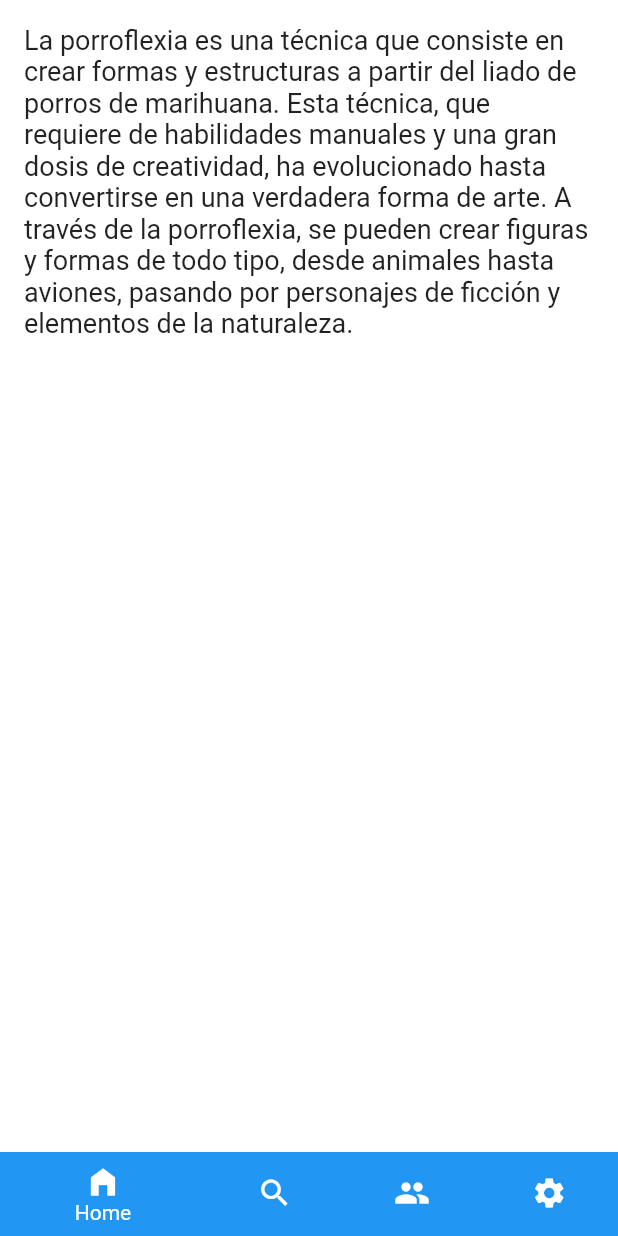
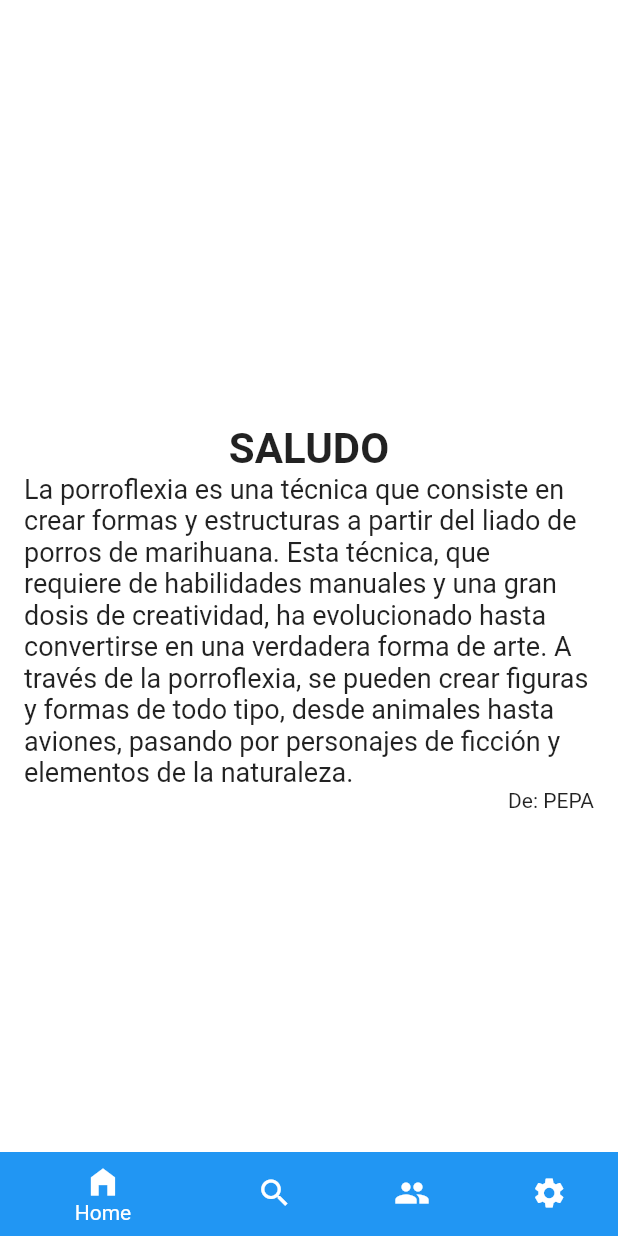
Before and after one commit to NickC25C/nest_frontend, a Flutter app: the screen it shows after launch, after a tap on "SALUDO", on a phone screen of 412 x 824 dp. Run offline on Flutter 3.47's test engine with Material 2 defaults, Android fonts, the phone set to English and light mode, and no system bars; our stand-ins replace image_picker, page_transition, photo_view, slide_to_act.

Commit message:
nota centrada y arreglada

```diff
--- a/lib/screens/tablon.dart
+++ b/lib/screens/tablon.dart
@@ -35,14 +35,16 @@ class TablonState extends State<TablonScreen> {
   _buildContentView() {
     setState(() {
       open = !open;
-      openNote = false; // Pa asegurarse de que la nota esté cerrada al abrir la imagen
+      openNote =
+          false; // Pa asegurarse de que la nota esté cerrada al abrir la imagen
     });
   }
 
   _buildNoteView() {
     setState(() {
       openNote = !openNote;
-      open = false; // Pa asegurarse de que la imagen esté cerrada al abrir la nota
+      open =
+          false; // Pa asegurarse de que la imagen esté cerrada al abrir la nota
     });
   }
 
@@ -56,15 +58,34 @@ class TablonState extends State<TablonScreen> {
     return Container(
       color: Colors.white,
       padding: EdgeInsets.all(16.0),
-      child: Text(
-        'La porroflexia es una técnica que consiste en crear formas y estructuras'
+      child: const Center(
+          child: Column(
+        mainAxisAlignment: MainAxisAlignment.center,
+        children: [
+          Text(
+            'SALUDO',
+            style: TextStyle(fontWeight: FontWeight.bold),
+            textScaleFactor: 2,
+          ),
+          Text(
+            'La porroflexia es una técnica que consiste en crear formas y estructuras'
             ' a partir del liado de porros de marihuana. Esta técnica, que requiere de '
             'habilidades manuales y una gran dosis de creatividad, ha evolucionado hasta '
             'convertirse en una verdadera forma de arte. A través de la porroflexia, se pueden'
             ' crear figuras y formas de todo tipo, desde animales hasta aviones, pasando por personajes '
             'de ficción y elementos de la naturaleza.',
-        style: TextStyle(fontSize: 18.0),
-      ),
+            style: TextStyle(fontSize: 18.0),
+          ),
+          Row(
+            mainAxisAlignment: MainAxisAlignment.end,
+            children: [
+              Text(
+                'De: PEPA',
+              )
+            ],
+          )
+        ],
+      )),
     );
   }
 
@@ -124,7 +145,11 @@ class TablonState extends State<TablonScreen> {
                   ),
                   GestureDetector(
                     onTap: () => {_buildNoteView()},
-                    child: Nota(tituloNota: 'SALUDO', mensaje: ""),
+                    child: const Nota(
+                      tituloNota: 'SALUDO',
+                      mensaje: "",
+                      usu: 'PEPA',
+                    ),
                   ),
                 ],
               ),
--- a/lib/widgets/nota.dart
+++ b/lib/widgets/nota.dart
@@ -2,8 +2,13 @@ import 'package:flutter/material.dart';
 
 class Nota extends StatelessWidget {
   final String tituloNota;
+  final String usu;
   final String mensaje;
-  const Nota({super.key, required this.tituloNota, required this.mensaje});
+  const Nota(
+      {super.key,
+      required this.tituloNota,
+      required this.mensaje,
+      required this.usu});
 
   @override
   Widget build(BuildContext context) {
@@ -16,12 +21,24 @@ class Nota extends StatelessWidget {
         image: AssetImage('assets/images/nota.png'),
         alignment: Alignment.center,
       )),
-      child: Text(
-        tituloNota,
-        style: const TextStyle(fontWeight: FontWeight.bold),
-        textScaleFactor: 1,
-        textAlign: TextAlign.center,
-      ),
+      child: Column(mainAxisAlignment: MainAxisAlignment.center, children: [
+        Row(mainAxisAlignment: MainAxisAlignment.center, children: [
+          Text(
+            tituloNota,
+            style: const TextStyle(fontWeight: FontWeight.bold),
+            textScaleFactor: 1,
+            textAlign: TextAlign.center,
+          )
+        ]),
+        Row(mainAxisAlignment: MainAxisAlignment.center, children: [
+          Text(
+            'De: ' + usu,
+            style: const TextStyle(fontWeight: FontWeight.normal),
+            textScaleFactor: 1,
+            textAlign: TextAlign.center,
+          )
+        ]),
+      ]),
     );
   }
 }
```
Also changed, not shown: 1 other file.
